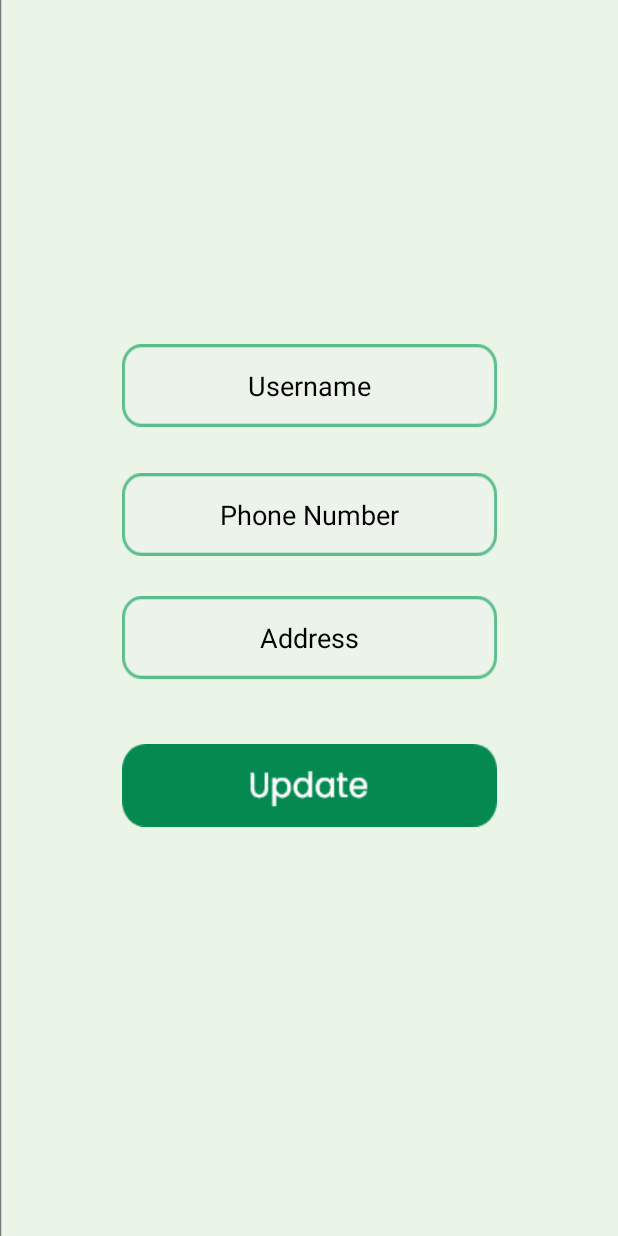
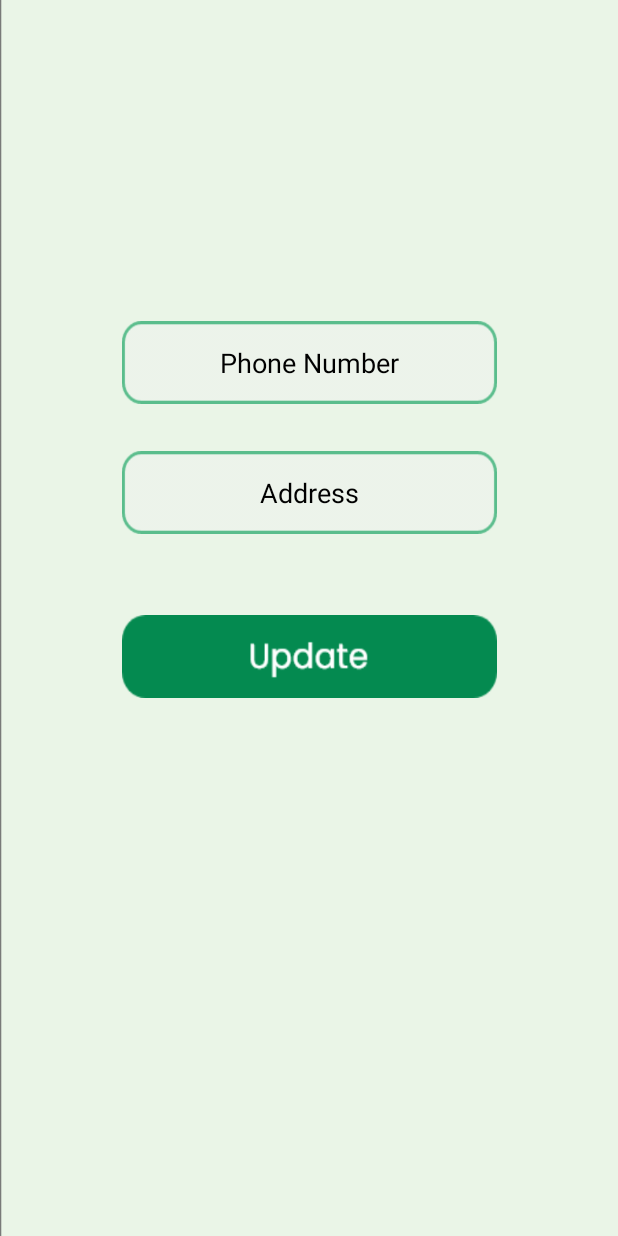
Before and after one commit to tiffanyteh/Evergreen_app, an Android app: the layout activity_edit_profile.xml on its own in the app's theme, with its tools: preview values and no code run, on a phone screen of 412 x 824 dp. Run offline under Robolectric (Android 15) with nearby library versions, the phone set to English and light mode, and no system bars.

Commit message:
Fix Bugs

```diff
--- a/app/src/main/res/layout/activity_edit_profile.xml
+++ b/app/src/main/res/layout/activity_edit_profile.xml
@@ -18,22 +18,6 @@
         app:layout_constraintTop_toTopOf="parent"
         />
 
-    <EditText
-        android:id="@+id/username"
-        android:layout_width="250dp"
-        android:layout_height="55dp"
-        android:layout_marginTop="8dp"
-        android:background="@drawable/edit"
-        android:hint="Username"
-        android:text=""
-        android:textAlignment="center"
-        android:textColor="#000000"
-        android:textColorHint="#000000"
-        app:layout_constraintBottom_toBottomOf="parent"
-        app:layout_constraintEnd_toEndOf="parent"
-        app:layout_constraintStart_toStartOf="parent"
-        app:layout_constraintTop_toBottomOf="@+id/profilepic"
-        app:layout_constraintVertical_bias="0.074" />
 
     <EditText
         android:id="@+id/phoneno"
@@ -51,7 +35,7 @@
         app:layout_constraintEnd_toEndOf="parent"
         app:layout_constraintHorizontal_bias="0.503"
         app:layout_constraintStart_toStartOf="parent"
-        app:layout_constraintTop_toBottomOf="@+id/username"
+        app:layout_constraintTop_toBottomOf="@+id/profilepic"
         app:layout_constraintVertical_bias="0.048" />
 
     <EditText
```
Also changed, not shown: app/src/main/java/com/example/myapplication/ARMain.java (+6 -6 lines), app/src/main/java/com/example/myapplication/editProfile.java (+1 -18 lines), 1 other file.
